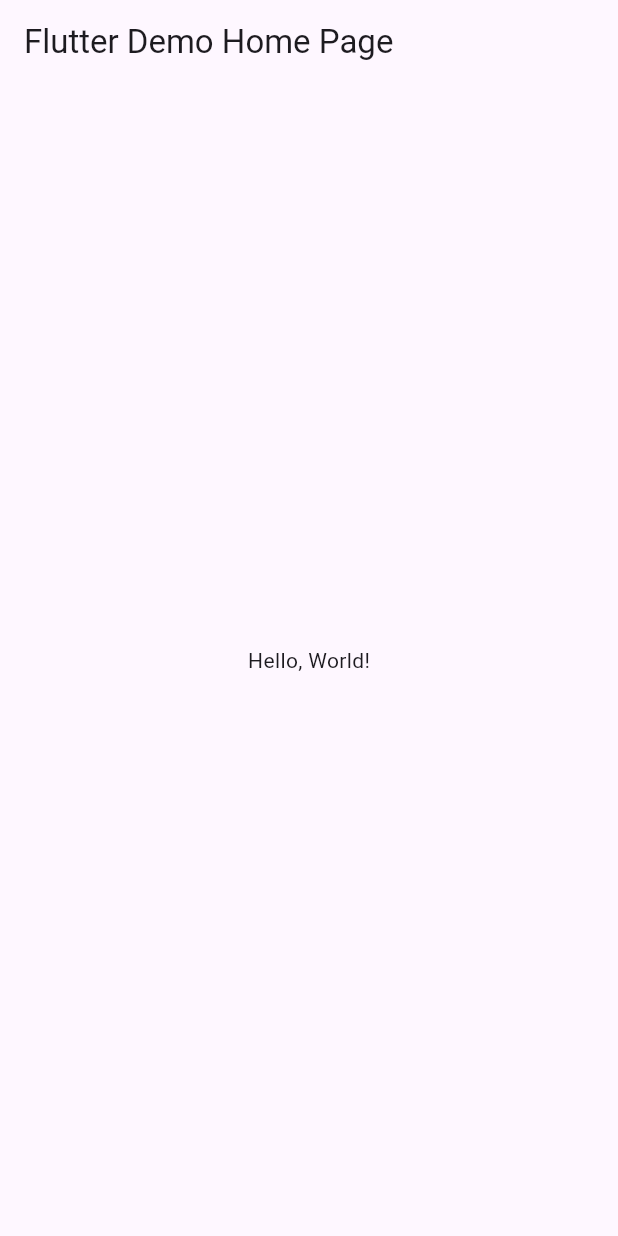
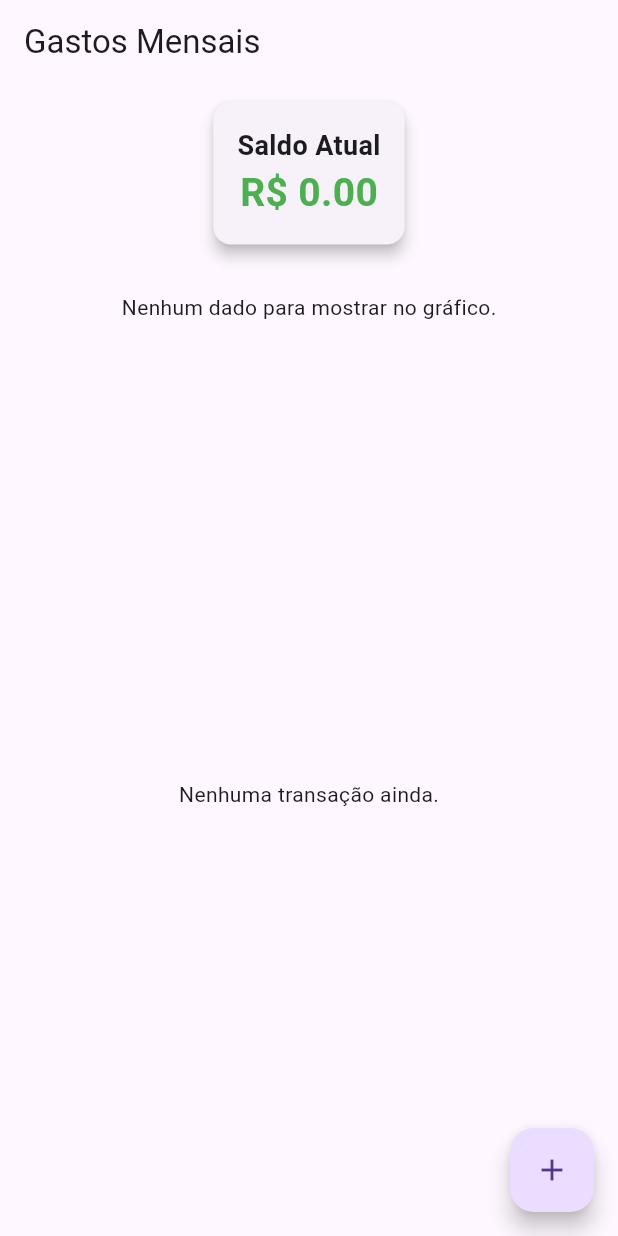
Before and after one commit to PGalmeida/CalculadoraGastos, a Flutter app: the screen it shows after launch, on a phone screen of 412 x 824 dp. Run offline on Flutter 3.47's test engine with Material 3 defaults, Android fonts, the phone set to English and light mode, and no system bars; our stand-ins replace fl_chart.

Commit message:
criar projeto

```diff
--- a/lib/main.dart
+++ b/lib/main.dart
@@ -1,43 +1,21 @@
 import 'package:flutter/material.dart';
+import 'screens/home_screen.dart';
 
-void main() => runApp(MyApp());
+void main() {
+  runApp(const CalculadoraApp());
+}
 
-class MyApp extends StatelessWidget {
-  const MyApp({super.key});
-  // This widget is the root of your application.
+class CalculadoraApp extends StatelessWidget {
+  const CalculadoraApp({super.key});
+
   @override
   Widget build(BuildContext context) {
     return MaterialApp(
-      // Application name
-      title: 'Flutter Hello World',
-      // Application theme data, you can set the colors for the application as
-      // you want
+      title: 'Calculadora de Gastos',
       theme: ThemeData(
-        // useMaterial3: false,
-        primarySwatch: Colors.blue,
+        primarySwatch: Colors.green,
       ),
-      // A widget which will be started on application startup
-      home: MyHomePage(title: 'Flutter Demo Home Page'),
+      home: const HomeScreen(),
     );
   }
 }
-
-class MyHomePage extends StatelessWidget {
-  final String title;
-  const MyHomePage({super.key, required this.title});
-
-  @override
-  Widget build(BuildContext context) {
-    return Scaffold(
-      appBar: AppBar(
-        // The title text which will be shown on the action bar
-        title: Text(title),
-      ),
-      body: Center(
-        child: Text(
-          'Hello, World!',
-        ),
-      ),
-    );
-  }
-}
--- /dev/null
+++ b/lib/models/transacao.dart
@@ -0,0 +1,15 @@
+class Transacao {
+  final String id;
+  final String descricao;
+  final double valor;
+  final String tipo; // 'receita' ou 'despesa'
+  final DateTime data;
+
+  Transacao({
+    required this.id,
+    required this.descricao,
+    required this.valor,
+    required this.tipo,
+    required this.data,
+  });
+}
--- /dev/null
+++ b/lib/screens/home_screen.dart
@@ -0,0 +1,129 @@
+import 'package:flutter/material.dart';
+import '../models/transacao.dart';
+import 'add_transacao_screen.dart';
+import '../widgets/grafico_pizza.dart';
+import 'dart:math';
+
+class HomeScreen extends StatefulWidget {
+  const HomeScreen({super.key});
+
+  @override
+  State<HomeScreen> createState() => _HomeScreenState();
+}
+
+class _HomeScreenState extends State<HomeScreen> {
+  final List<Transacao> _transacoes = [];
+
+  void _addTransacao(String descricao, double valor, String tipo) {
+    final nova = Transacao(
+      id: Random().nextDouble().toString(),
+      descricao: descricao,
+      valor: valor,
+      tipo: tipo,
+      data: DateTime.now(),
+    );
+
+    setState(() {
+      _transacoes.add(nova);
+    });
+  }
+
+  double get _saldo {
+    return _transacoes.fold(0.0, (soma, t) {
+      return t.tipo == 'receita' ? soma + t.valor : soma - t.valor;
+    });
+  }
+
+  double get _totalReceitas => _transacoes
+      .where((t) => t.tipo == 'receita')
+      .fold(0.0, (soma, t) => soma + t.valor);
+
+  double get _totalDespesas => _transacoes
+      .where((t) => t.tipo == 'despesa')
+      .fold(0.0, (soma, t) => soma + t.valor);
+
+  void _abrirNovaTransacao(BuildContext context) {
+    Navigator.of(context).push(
+      MaterialPageRoute(
+        builder: (_) => AddTransacaoScreen(onAdd: _addTransacao),
+      ),
+    );
+  }
+
+  @override
+  Widget build(BuildContext context) {
+    return Scaffold(
+      appBar: AppBar(
+        title: const Text('Gastos Mensais'),
+      ),
+      body: Column(
+        children: [
+          Card(
+            margin: const EdgeInsets.all(12),
+            elevation: 4,
+            child: Padding(
+              padding: const EdgeInsets.all(16),
+              child: Column(
+                children: [
+                  const Text(
+                    'Saldo Atual',
+                    style: TextStyle(fontSize: 18, fontWeight: FontWeight.bold),
+                  ),
+                  Text(
+                    'R\$ ${_saldo.toStringAsFixed(2)}',
+                    style: TextStyle(
+                      fontSize: 26,
+                      color: _saldo >= 0 ? Colors.green : Colors.red,
+                      fontWeight: FontWeight.bold,
+                    ),
+                  ),
+                ],
+              ),
+            ),
+          ),
+          GraficoPizza(
+            totalReceitas: _totalReceitas,
+            totalDespesas: _totalDespesas,
+          ),
+          Expanded(
+            child: _transacoes.isEmpty
+                ? const Center(child: Text('Nenhuma transação ainda.'))
+                : ListView.builder(
+                    itemCount: _transacoes.length,
+                    itemBuilder: (ctx, i) {
+                      final t = _transacoes[i];
+                      return ListTile(
+                        leading: CircleAvatar(
+                          backgroundColor:
+                              t.tipo == 'receita' ? Colors.green : Colors.red,
+                          child: Icon(
+                            t.tipo == 'receita'
+                                ? Icons.arrow_downward
+                                : Icons.arrow_upward,
+                            color: Colors.white,
+                          ),
+                        ),
+                        title: Text(t.descricao),
+                        subtitle: Text(
+                            '${t.data.day}/${t.data.month}/${t.data.year}'),
+                        trailing: Text(
+                          'R\$ ${t.valor.toStringAsFixed(2)}',
+                          style: TextStyle(
+                            color:
+                                t.tipo == 'receita' ? Colors.green : Colors.red,
+                            fontWeight: FontWeight.bold,
+                          ),
+                        ),
+                      );
+                    },
+                  ),
+          ),
+        ],
+      ),
+      floatingActionButton: FloatingActionButton(
+        onPressed: () => _abrirNovaTransacao(context),
+        child: const Icon(Icons.add),
+      ),
+    );
+  }
+}
--- /dev/null
+++ b/lib/widgets/grafico_pizza.dart
@@ -0,0 +1,65 @@
+import 'package:fl_chart/fl_chart.dart';
+import 'package:flutter/material.dart';
+
+class GraficoPizza extends StatelessWidget {
+  final double totalReceitas;
+  final double totalDespesas;
+
+  const GraficoPizza({
+    super.key,
+    required this.totalReceitas,
+    required this.totalDespesas,
+  });
+
+  @override
+  Widget build(BuildContext context) {
+    final total = totalReceitas + totalDespesas;
+    if (total == 0) {
+      return const Padding(
+        padding: EdgeInsets.all(20),
+        child: Text('Nenhum dado para mostrar no gráfico.'),
+      );
+    }
+
+    return Card(
+      margin: const EdgeInsets.all(12),
+      child: Column(
+        children: [
+          const SizedBox(height: 12),
+          const Text(
+            'Distribuição de Gastos',
+            style: TextStyle(fontSize: 18, fontWeight: FontWeight.bold),
+          ),
+          SizedBox(
+            height: 200,
+            child: PieChart(
+              PieChartData(
+                sections: [
+                  PieChartSectionData(
+                    color: Colors.green,
+                    value: totalReceitas,
+                    title:
+                        'Receitas\n${(totalReceitas / total * 100).toStringAsFixed(1)}%',
+                    radius: 60,
+                    titleStyle:
+                        const TextStyle(fontSize: 12, color: Colors.white),
+                  ),
+                  PieChartSectionData(
+                    color: Colors.red,
+                    value: totalDespesas,
+                    title:
+                        'Despesas\n${(totalDespesas / total * 100).toStringAsFixed(1)}%',
+                    radius: 60,
+                    titleStyle:
+                        const TextStyle(fontSize: 12, color: Colors.white),
+                  ),
+                ],
+                centerSpaceRadius: 40,
+              ),
+            ),
+          ),
+        ],
+      ),
+    );
+  }
+}
--- a/pubspec.yaml
+++ b/pubspec.yaml
@@ -10,6 +10,7 @@ environment:
 dependencies:
   flutter:
     sdk: flutter
+  fl_chart: ^0.71.0
 
 dev_dependencies:
   flutter_test:
```
Also changed, not shown: lib/screens/add_transacao_screen.dart (added, +71 -0 lines).
